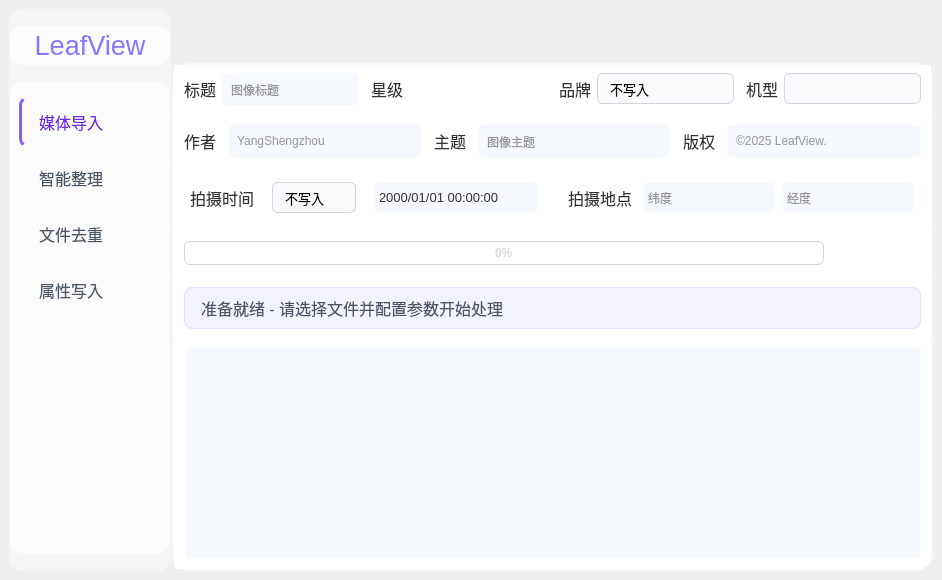
This is Ui_MainWindow.ui in YangShengzhou03/LeafSort as Qt 5 draws it before an edit. The edited form follows.
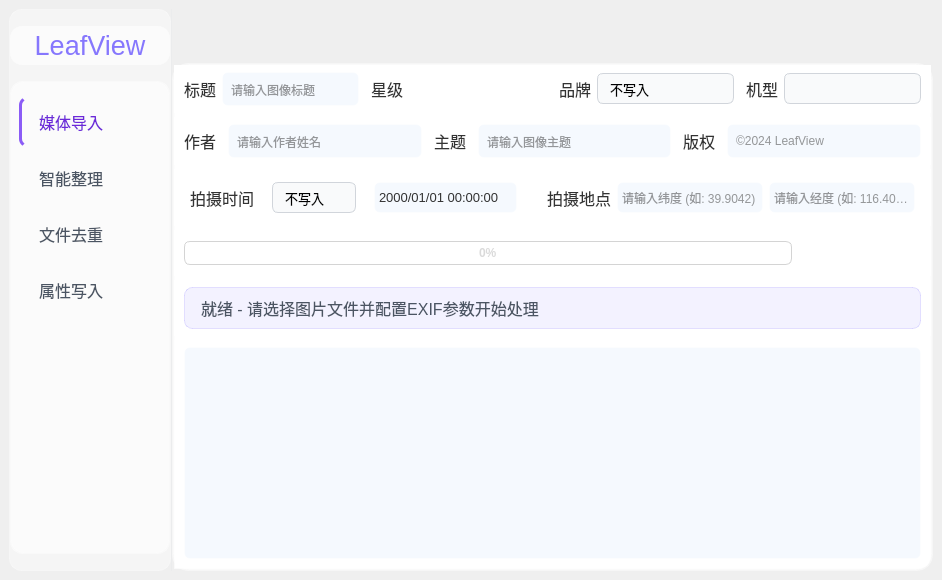
This is the edited form. The open tabs and pages were chosen to show the change. Icons and pictures are not drawn.

Commit message: refactor(UI): 优化表单提示文

```diff
--- a/Ui_MainWindow.ui
+++ b/Ui_MainWindow.ui
@@ -4570,7 +4570,7 @@
                          <string/>
                         </property>
                         <property name="placeholderText">
-                         <string>图像标题</string>
+                         <string>请输入图像标题</string>
                         </property>
                        </widget>
                       </item>
@@ -5289,7 +5289,7 @@
 }</string>
                         </property>
                         <property name="placeholderText">
-                         <string>YangShengzhou</string>
+                         <string>请输入作者姓名</string>
                         </property>
                        </widget>
                       </item>
@@ -5348,7 +5348,7 @@
 }</string>
                         </property>
                         <property name="placeholderText">
-                         <string>图像主题</string>
+                         <string>请输入图像主题</string>
                         </property>
                        </widget>
                       </item>
@@ -5413,7 +5413,7 @@
 }</string>
                         </property>
                         <property name="placeholderText">
-                         <string>©2025 LeafView. </string>
+                         <string>©2024 LeafView</string>
                         </property>
                        </widget>
                       </item>
@@ -5431,7 +5431,7 @@
 border-bottom-right-radius:0px;
 border-bottom-left-radius:0px;</string>
                    </property>
-                   <layout class="QHBoxLayout" name="saveButtonsLayout" stretch="1,1">
+                   <layout class="QHBoxLayout" name="saveButtonsLayout" stretch="0,1">
                     <property name="spacing">
                      <number>18</number>
                     </property>
@@ -5705,7 +5705,7 @@
 }</string>
                         </property>
                         <property name="text">
-                         <string>拍摄地点 </string>
+                         <string>拍摄地点</string>
                         </property>
                        </widget>
                       </item>
@@ -5748,7 +5748,7 @@
 }</string>
                         </property>
                         <property name="placeholderText">
-                         <string>纬度</string>
+                         <string>请输入纬度 (如: 39.9042)</string>
                         </property>
                        </widget>
                       </item>
@@ -5791,7 +5791,7 @@
 }</string>
                         </property>
                         <property name="placeholderText">
-                         <string>经度</string>
+                         <string>请输入经度 (如: 116.4074)</string>
                         </property>
                        </widget>
                       </item>
@@ -5914,8 +5914,8 @@
 }</string>
                       </property>
                       <property name="text">
-                       <string>开始写入</string>
-                      </property>
+                         <string>开始写入EXIF信息</string>
+                        </property>
                       <property name="iconSize">
                        <size>
                         <width>24</width>
@@ -5968,8 +5968,8 @@
 box-shadow: 0 2px 4px rgba(0, 0, 0, 0.05);</string>
                       </property>
                       <property name="text">
-                       <string>准备就绪 - 请选择文件并配置参数开始处理</string>
-                      </property>
+                     <string>就绪 - 请选择图片文件并配置EXIF参数开始处理</string>
+                    </property>
                      </widget>
                     </item>
                    </layout>
```
The commit also changes 2 other files.
